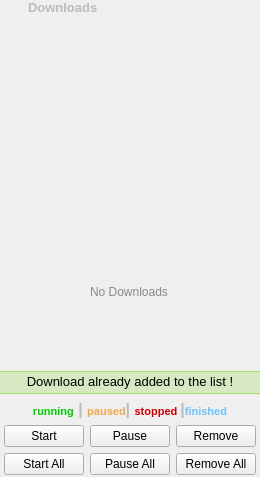
keshavbhatt/olivia, file download_widget.ui: the form before one commit.
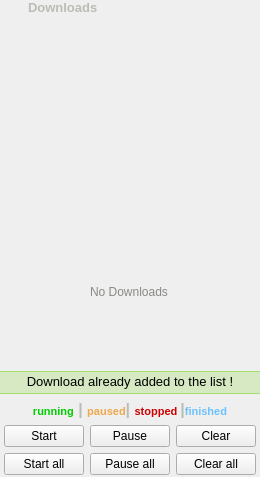
The form after the commit. Icons and pictures are not drawn.

Commit message: Updated download widget UI

What changed in the file:
```diff
--- a/download_widget.ui
+++ b/download_widget.ui
@@ -224,7 +224,7 @@
         </font>
        </property>
        <property name="text">
-        <string>Remove All</string>
+        <string>Clear all</string>
        </property>
       </widget>
      </item>
@@ -236,7 +236,7 @@
         </font>
        </property>
        <property name="text">
-        <string>Remove</string>
+        <string>Clear</string>
        </property>
       </widget>
      </item>
@@ -260,7 +260,7 @@
         </font>
        </property>
        <property name="text">
-        <string>Pause All</string>
+        <string>Pause all</string>
        </property>
       </widget>
      </item>
@@ -272,7 +272,7 @@
         </font>
        </property>
        <property name="text">
-        <string>Start All</string>
+        <string>Start all</string>
        </property>
       </widget>
      </item>
```
